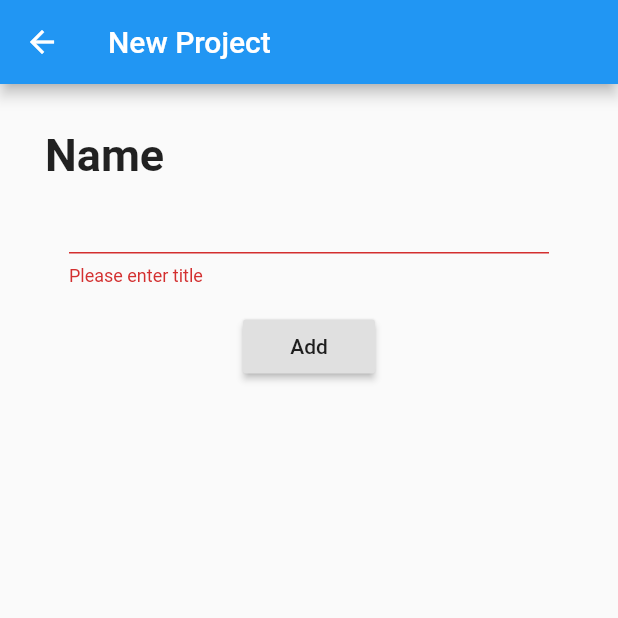
After one commit to ISSEI-HAYASHI/flutter_echo_todo_app, a Flutter app: the ProjectCreationScreen screen opened by its route, after a tap on "Add", on a phone screen of 412 x 824 dp, the top half of it. The commit adds this screen. Run offline on Flutter 3.47's test engine with Material 2 defaults, Android fonts, the phone set to English and light mode, and no system bars; our stand-ins replace dio, dropdown_formfield, flutter_slidable, image_picker.

Commit message:
projectの設定(追加、削除),todoの担当者表示

```diff
--- a/lib/main.dart
+++ b/lib/main.dart
@@ -7,6 +7,8 @@ import 'package:todo_app/routes.dart';
 import 'package:todo_app/screens/login.dart';
 import 'package:todo_app/screens/signup.dart';
 import 'package:todo_app/screens/anonymous_home.dart';
+import 'package:todo_app/screens/project_list.dart';
+import 'package:todo_app/screens/project_new.dart';
 
 import 'routes.dart';
 
@@ -34,6 +36,8 @@ class MyApp extends StatelessWidget {
         kLoginRouteName: (context) => LoginScreen(),
         kSignupRouteName: (context) => SignupScreen(),
         kAnonymousHomeRouteName: (context) => AnonymousHomeScreen(),
+        kProjectListRouteName: (context) => ProjectListScreen(),
+        kProjectCreationRouteName: (context) => ProjectCreationScreen(),
       },
     );
   }
--- a/lib/repositories/project.dart
+++ b/lib/repositories/project.dart
@@ -8,7 +8,7 @@ abstract class ProjectRepository {
   Future<List<Project>> retrieveProjects();
   Future<Project> retrieveProject({String id});
   Future<void> createProject(Project prj);
-  Future<void> deleteTodo(Project prj);
+  Future<void> deleteProject(Project prj);
 }
 
 class RESTProjectRepository implements ProjectRepository {
@@ -51,7 +51,7 @@ class RESTProjectRepository implements ProjectRepository {
   }
 
   @override
-  Future<void> deleteTodo(Project prj) async {
+  Future<void> deleteProject(Project prj) async {
     final response = await http.delete('$kProjectAPIUrl/${prj.id}', headers: {
       'Authorization': kAuthorizationToken,
     });
--- a/lib/routes.dart
+++ b/lib/routes.dart
@@ -5,3 +5,5 @@ const kTodoEditRouteName = '/edit';
 const kLoginRouteName = '/login';
 const kSignupRouteName = '/signup';
 const kAnonymousHomeRouteName = '/anonymous';
+const kProjectListRouteName = "/projects";
+const kProjectCreationRouteName = "/projects/new";
--- /dev/null
+++ b/lib/screens/project_new.dart
@@ -0,0 +1,53 @@
+import 'package:flutter/material.dart';
+import 'package:todo_app/models/project.dart';
+import 'package:todo_app/repositories/project.dart';
+import 'package:todo_app/widgets/project.dart';
+import 'package:todo_app/routes.dart';
+
+class ProjectCreationScreen extends StatefulWidget {
+  @override
+  State<ProjectCreationScreen> createState() => _ProjectCreationScreenState();
+}
+
+class _ProjectCreationScreenState extends State<ProjectCreationScreen> {
+  final _key = GlobalKey<FormState>();
+  final _prj = Project(name: "");
+  @override
+  Widget build(BuildContext context) {
+    return Scaffold(
+      appBar: AppBar(
+        title: Text("New Project"),
+      ),
+      body: SingleChildScrollView(
+        padding: EdgeInsets.all(30),
+        child: Form(
+          key: _key,
+          child: Column(
+            children: [
+              ProjectEditForm(
+                prj: _prj,
+              ),
+              RaisedButton(
+                child: const Text("Add"),
+                onPressed: () {
+                  if (_key.currentState.validate()) {
+                    _createProjectAndReturnToHome();
+                  }
+                },
+              )
+            ],
+          ),
+        ),
+      ),
+    );
+  }
+
+  Future<void> _createProjectAndReturnToHome() async {
+    await RESTProjectRepository().createProject(_prj);
+    Navigator.pushNamedAndRemoveUntil(
+      context,
+      kProjectListRouteName,
+      (route) => false,
+    );
+  }
+}
--- /dev/null
+++ b/lib/widgets/project.dart
@@ -0,0 +1,70 @@
+import 'package:flutter/material.dart';
+import 'package:todo_app/models/project.dart';
+
+class ProjectEditForm extends StatefulWidget {
+  final Project prj;
+  ProjectEditForm({
+    Key key,
+    @required this.prj,
+  })  : assert(prj != null),
+        super(key: key);
+  State<ProjectEditForm> createState() => _ProjectEditFormState();
+}
+
+class _ProjectEditFormState extends State<ProjectEditForm> {
+  static const _formFieldPadding = EdgeInsets.fromLTRB(16, 0, 16, 16);
+  Project _prj;
+  @override
+  void initState() {
+    super.initState();
+    _prj = widget.prj;
+  }
+
+  @override
+  Widget build(BuildContext context) {
+    return Column(
+      children: [
+        const _FormLabelWidget('Name'),
+        Padding(
+          padding: _formFieldPadding,
+          child: TextFormField(
+            validator: (value) {
+              if (value == '') {
+                return 'Please enter title';
+              }
+              return null;
+            },
+            onChanged: (value) {
+              setState(() {
+                _prj.name = value;
+              });
+            },
+            initialValue: _prj.name,
+          ),
+        )
+      ],
+    );
+  }
+}
+
+class _FormLabelWidget extends StatelessWidget {
+  final String data;
+
+  const _FormLabelWidget(this.data, {Key key})
+      : assert(data != null),
+        super(key: key);
+
+  @override
+  Widget build(BuildContext context) {
+    return Align(
+      alignment: Alignment.centerLeft,
+      child: Text(
+        data,
+        style: TextStyle(
+          fontWeight: FontWeight.bold,
+          fontSize: 30,
+        ),
+      ),
+    );
+  }
+}
--- a/pubspec.yaml
+++ b/pubspec.yaml
@@ -34,6 +34,7 @@ dependencies:
   dio: ^3.0.10
   image: ^2.1.18
   dropdown_formfield: ^0.1.3
+  flutter_slidable: ^0.5.7
 
 dev_dependencies:
   flutter_test:
```
Also changed, not shown: lib/repositories/user.dart (+33 -1 lines), lib/screens/project_list.dart (added, +78 -0 lines), lib/screens/todo_home.dart (+51 -6 lines), lib/widgets/todo.dart (+27 -8 lines), lib/screens/project_edit.dart (added), pubspec.lock, 1 other file.
